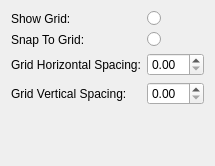
First picture: the form in src/libkstapp/gridtab.ui, repository Kst-plot/kst, before the edit.
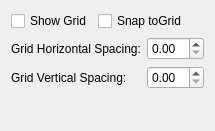
Second picture: the form after the edit.

Commit message: * Enable caching for our gradient background. * Hook up the new application settings dialog. * Can now turn on/off opengl as well as set the parameters of the grid.

```diff
--- a/src/libkstapp/gridtab.ui
+++ b/src/libkstapp/gridtab.ui
@@ -6,62 +6,48 @@
     <x>0</x>
     <y>0</y>
     <width>212</width>
-    <height>166</height>
+    <height>131</height>
    </rect>
   </property>
   <property name="windowTitle" >
    <string>Form</string>
   </property>
   <layout class="QGridLayout" >
-   <item row="0" column="0" colspan="2" >
-    <widget class="QLabel" name="label_8" >
+   <item row="0" column="0" >
+    <widget class="QCheckBox" name="_showGrid" >
      <property name="text" >
-      <string>Show Grid:</string>
+      <string>Show Grid</string>
      </property>
     </widget>
    </item>
-   <item row="0" column="2" >
-    <widget class="QRadioButton" name="_showGrid" >
+   <item row="0" column="1" colspan="2" >
+    <widget class="QCheckBox" name="_snapToGrid" >
      <property name="text" >
-      <string/>
+      <string>Snap toGrid</string>
      </property>
     </widget>
    </item>
    <item row="1" column="0" colspan="2" >
-    <widget class="QLabel" name="label_7" >
-     <property name="text" >
-      <string>Snap To Grid:</string>
-     </property>
-    </widget>
-   </item>
-   <item row="1" column="2" >
-    <widget class="QRadioButton" name="_snapToGrid" >
-     <property name="text" >
-      <string/>
-     </property>
-    </widget>
-   </item>
-   <item row="2" column="0" colspan="2" >
     <widget class="QLabel" name="label_5" >
      <property name="text" >
       <string>Grid Horizontal Spacing:</string>
      </property>
     </widget>
    </item>
-   <item row="2" column="2" >
+   <item row="1" column="2" >
     <widget class="QDoubleSpinBox" name="_gridHorSpacing" />
    </item>
-   <item row="3" column="0" colspan="2" >
+   <item row="2" column="0" colspan="2" >
     <widget class="QLabel" name="label_6" >
      <property name="text" >
       <string>Grid Vertical Spacing:</string>
      </property>
     </widget>
    </item>
-   <item row="3" column="2" >
+   <item row="2" column="2" >
     <widget class="QDoubleSpinBox" name="_gridVerSpacing" />
    </item>
-   <item row="4" column="0" >
+   <item row="3" column="0" >
     <spacer>
      <property name="orientation" >
       <enum>Qt::Vertical</enum>
```
The commit also changes 11 other files.
